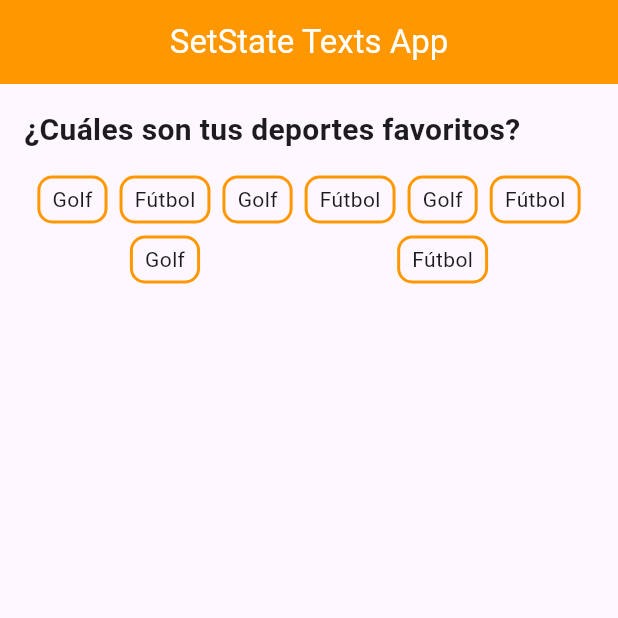
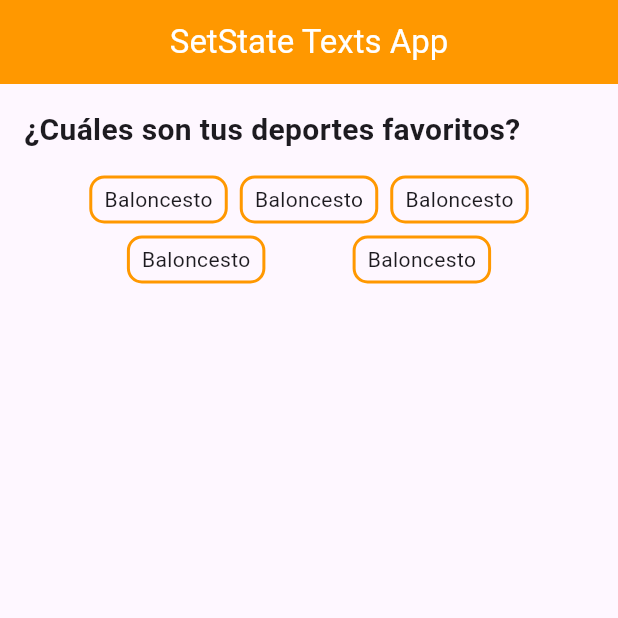
Before and after one commit to fr4nsgallegos/statefullG10, a Flutter app: the screen it shows after launch, on a phone screen of 412 x 824 dp, the top half of it. Run offline on Flutter 3.47's test engine with Material 3 defaults, Android fonts, the phone set to English and light mode, and no system bars.

Commit message:
pasandolo a un stalteswidget

```diff
--- a/lib/pages/favorite_deports_page.dart
+++ b/lib/pages/favorite_deports_page.dart
@@ -1,5 +1,6 @@
 import 'package:flutter/material.dart';
 import 'package:statefullg10/constants/constants.dart';
+import 'package:statefullg10/widgets/item_deport_widget.dart';
 
 class FavoriteDeportsPage extends StatefulWidget {
   @override
@@ -48,14 +49,11 @@ class _FavoriteDeportsPageState extends State<FavoriteDeportsPage> {
                 runSpacing: 8, //ESPACIADO VERTICAL ENTRE FILAS
                 alignment: WrapAlignment.spaceAround,
                 children: [
-                  buildDeporteContainer("Golf"),
-                  buildDeporteContainer("Fútbol"),
-                  buildDeporteContainer("Golf"),
-                  buildDeporteContainer("Fútbol"),
-                  buildDeporteContainer("Golf"),
-                  buildDeporteContainer("Fútbol"),
-                  buildDeporteContainer("Golf"),
-                  buildDeporteContainer("Fútbol"),
+                  ItemDeportWidget(),
+                  ItemDeportWidget(),
+                  ItemDeportWidget(),
+                  ItemDeportWidget(),
+                  ItemDeportWidget(),
                 ],
               ),
             )
--- /dev/null
+++ b/lib/widgets/item_deport_widget.dart
@@ -0,0 +1,16 @@
+import 'package:flutter/material.dart';
+
+class ItemDeportWidget extends StatelessWidget {
+  @override
+  Widget build(BuildContext context) {
+    return Container(
+      padding: EdgeInsets.symmetric(horizontal: 8, vertical: 4),
+      decoration: BoxDecoration(
+        borderRadius: BorderRadius.circular(10),
+        border: Border.all(color: Colors.orange, width: 2),
+        // color: Colors.orange,
+      ),
+      child: Text("Baloncesto"),
+    );
+  }
+}
```
